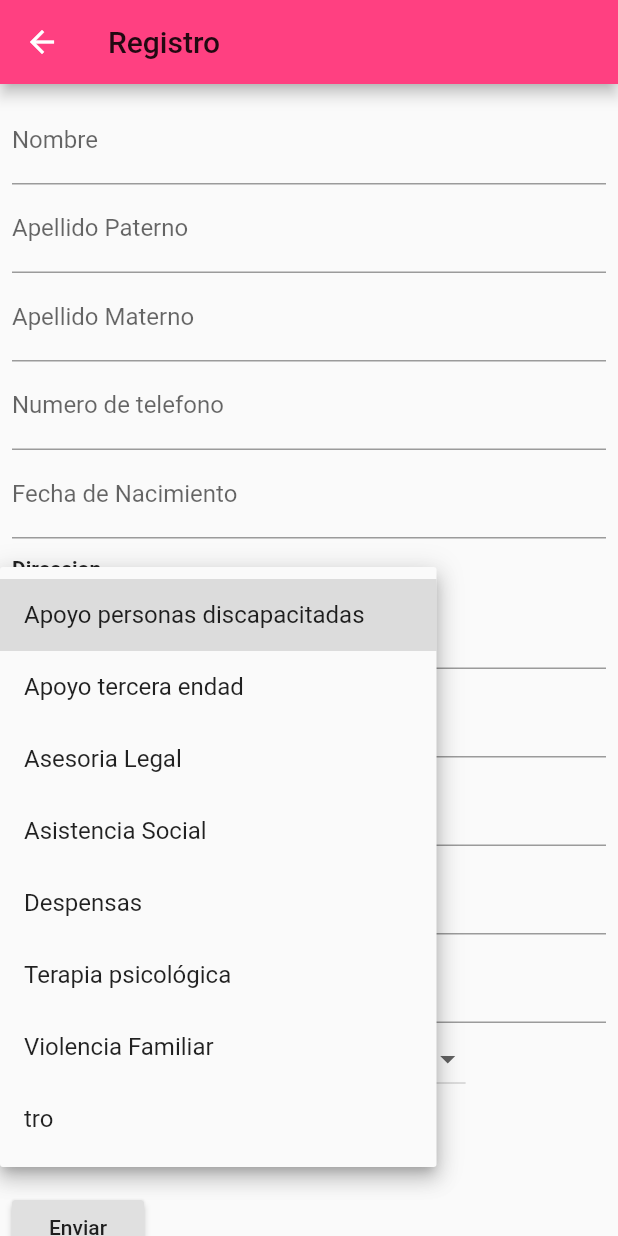
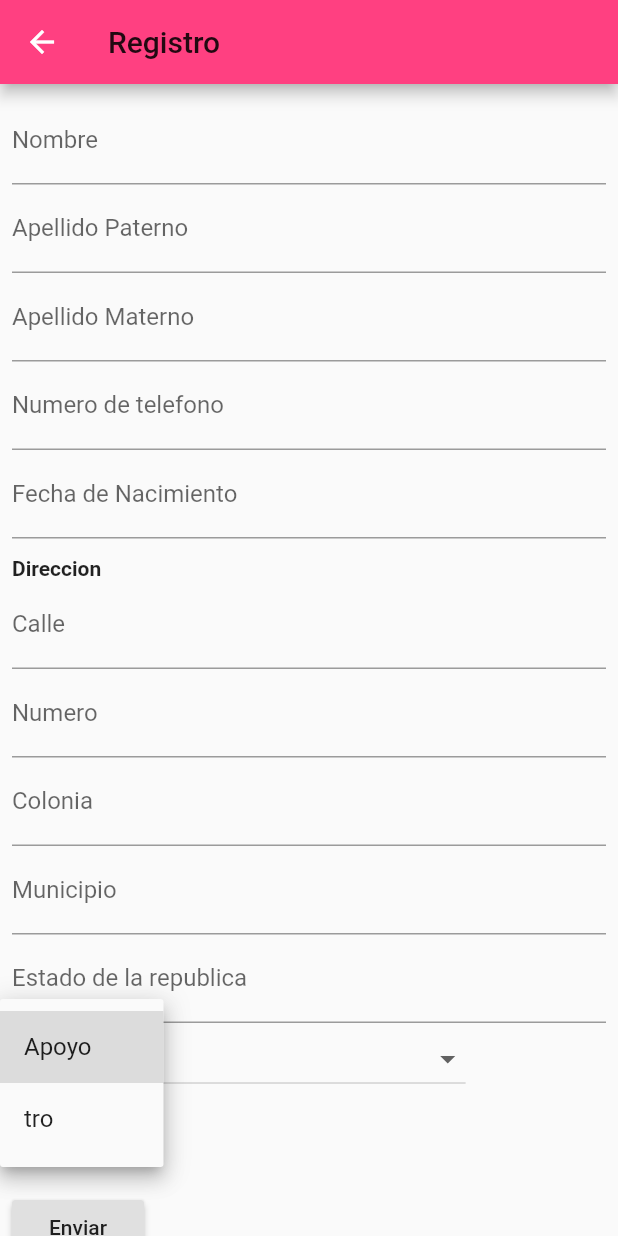
Before and after one commit to Oliver-13c/dm, a Flutter app: the AddPerson screen opened by its route, after a tap on the "arrow drop down" icon, on a phone screen of 412 x 824 dp. Run offline on Flutter 3.47's test engine with Material 2 defaults, Android fonts, the phone set to English and light mode, and no system bars; our stand-ins replace cloud_firestore, datetime_picker_formfield; accounts and stored records are empty.

Commit message:
Var were edited

```diff
--- a/lib/DropDownButton.dart
+++ b/lib/DropDownButton.dart
@@ -12,9 +12,7 @@ class DropDownMenu extends StatefulWidget {
 }
 
 class _DropDownMenuState extends State<DropDownMenu> {
-  List<String> _RozonVisita = ['Apoyo personas discapacitadas', 'Apoyo tercera endad',
-    'Asesoria Legal', 'Asistencia Social', 'Despensas', 'Terapia psicológica',
-    'Violencia Familiar', 'tro'];
+  List<String> _RozonVisita = ['Apoyo', 'tro'];
 
   var _currentItemSelected = "Razón de su visitaS";
 
```
